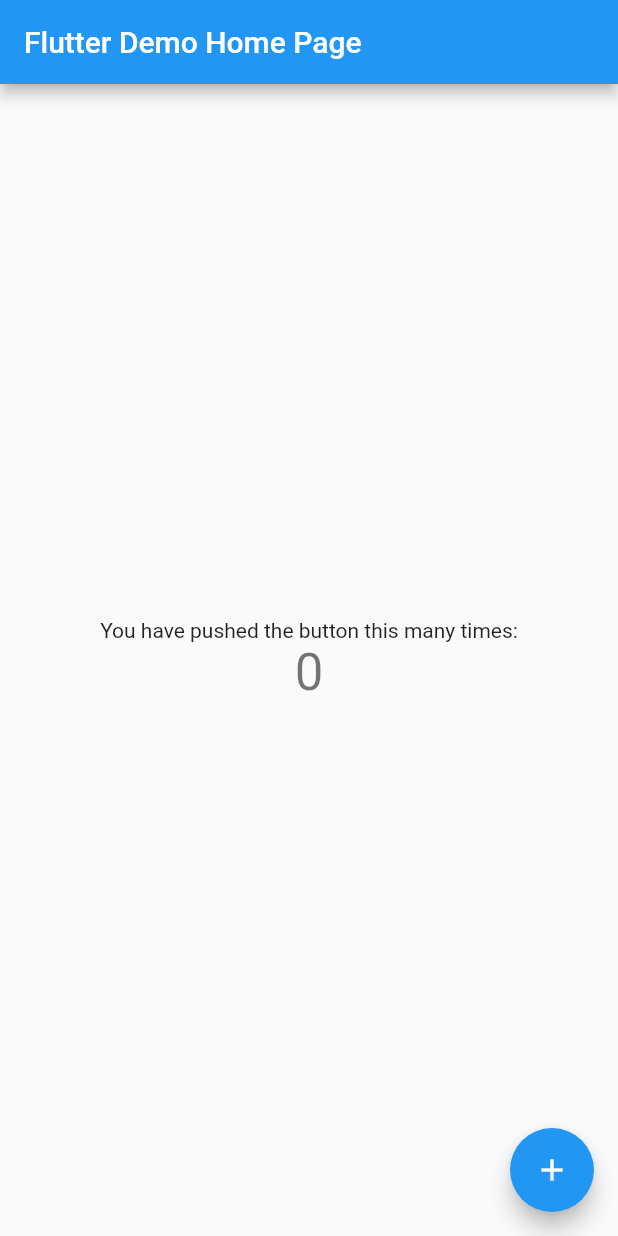
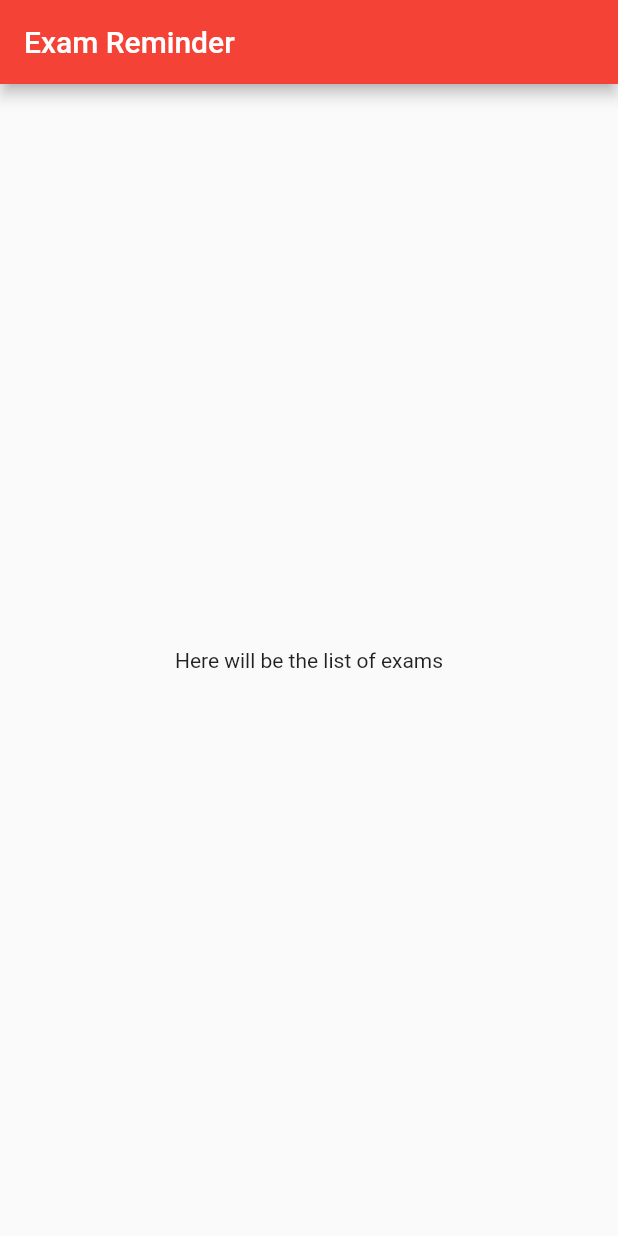
Before and after one commit to Flutter-Labs-MIS/lab_5, a Flutter app: the screen it shows after launch, on a phone screen of 412 x 824 dp. Run offline on Flutter 3.47's test engine with Material 2 defaults, Android fonts, the phone set to English and light mode, and no system bars.

Commit message:
inital design for the app

```diff
--- a/lib/main.dart
+++ b/lib/main.dart
@@ -10,11 +10,11 @@ class MyApp extends StatelessWidget {
   @override
   Widget build(BuildContext context) {
     return MaterialApp(
-      title: 'Flutter Demo',
+      title: 'Exam Reminder',
       theme: ThemeData(
-        primarySwatch: Colors.blue,
+        primarySwatch: Colors.red,
       ),
-      home: const MyHomePage(title: 'Flutter Demo Home Page'),
+      home: const MyHomePage(title: 'Exam Reminder'),
     );
   }
 }
@@ -29,14 +29,6 @@ class MyHomePage extends StatefulWidget {
 }
 
 class _MyHomePageState extends State<MyHomePage> {
-  int _counter = 0;
-
-  void _incrementCounter() {
-    setState(() {
-      _counter++;
-    });
-  }
-
   @override
   Widget build(BuildContext context) {
     return Scaffold(
@@ -45,22 +37,10 @@ class _MyHomePageState extends State<MyHomePage> {
       ),
       body: Center(
         child: Column(
-          mainAxisAlignment: MainAxisAlignment.center,
-          children: <Widget>[
-            const Text(
-              'You have pushed the button this many times:',
-            ),
-            Text(
-              '$_counter',
-              style: Theme.of(context).textTheme.headlineMedium,
-            ),
-          ],
-        ),
-      ),
-      floatingActionButton: FloatingActionButton(
-        onPressed: _incrementCounter,
-        tooltip: 'Increment',
-        child: const Icon(Icons.add),
+            mainAxisAlignment: MainAxisAlignment.center,
+            children: const [
+              Text('Here will be the list of exams'),
+            ]),
       ),
     );
   }
```
